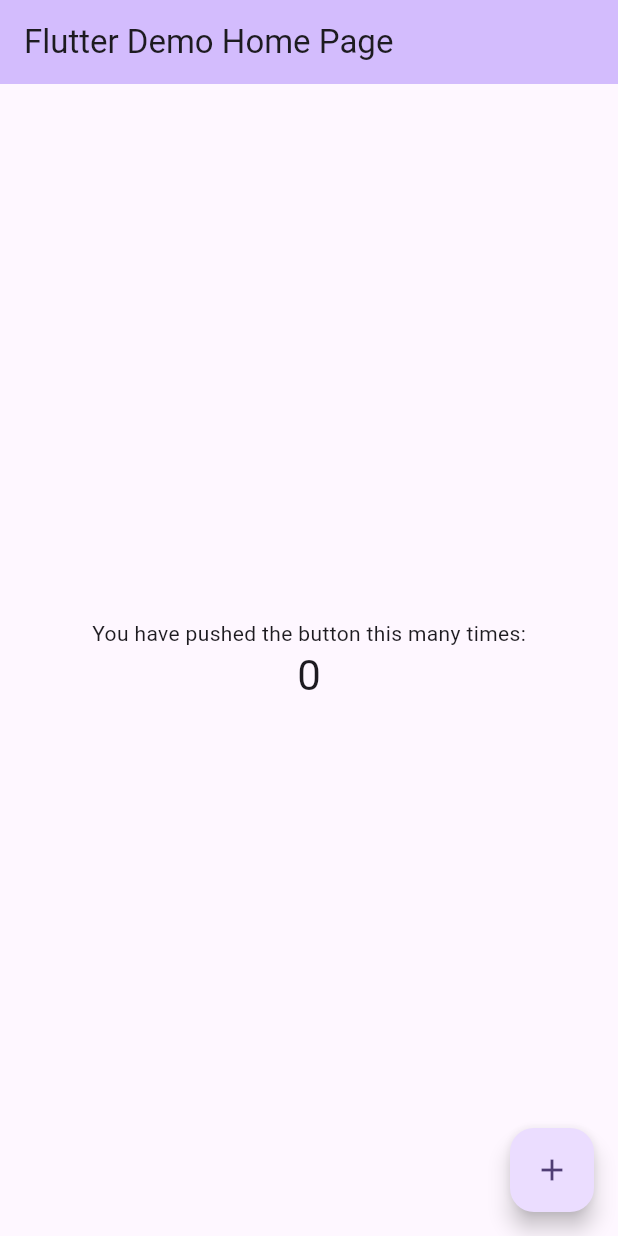
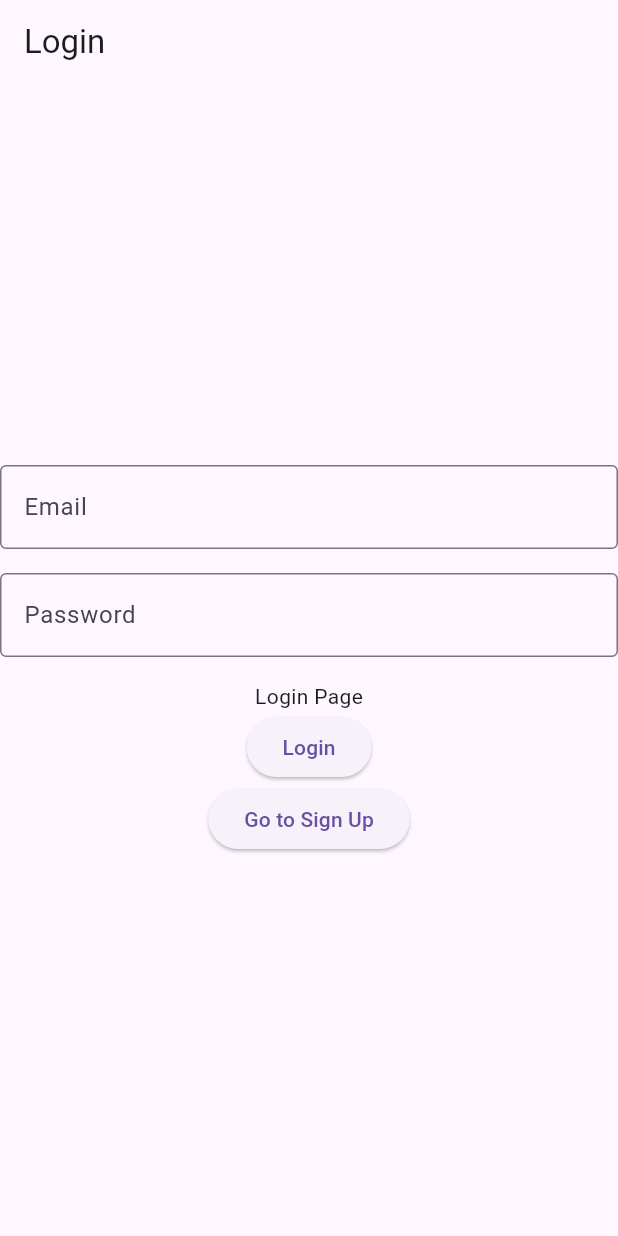
Before and after one commit to SaahRosine/Automated-nutrition-and-fitness-assistant-, a Flutter app: the screen it shows after launch, on a phone screen of 412 x 824 dp. Run offline on Flutter 3.47's test engine with Material 3 defaults, Android fonts, the phone set to English and light mode, and no system bars; our stand-ins replace flutter_secure_storage.

Commit message:
start login and sign up screens

```diff
--- /dev/null
+++ b/mobile/lib/login.dart
@@ -0,0 +1,52 @@
+import 'package:flutter/material.dart';
+import 'package:mobile/sign_up.dart';
+
+class Login extends StatelessWidget {
+  const Login({super.key});
+
+  @override
+  Widget build(BuildContext context) {
+    return Scaffold(
+      appBar: AppBar(
+        title: const Text('Login'),
+      ),
+      body: Center(
+        child: Column(
+          mainAxisAlignment: MainAxisAlignment.center,
+          children: [
+            TextFormField(
+              decoration: InputDecoration(
+                labelText: 'Email',
+                border: const OutlineInputBorder(),
+              ),
+            ),
+            const SizedBox(height: 16),
+            TextFormField(
+              decoration: InputDecoration(
+                labelText: 'Password',
+                border: const OutlineInputBorder(),
+              ),
+              obscureText: true,
+            ),
+            const SizedBox(height: 16),
+
+            const Text('Login Page'),
+            ElevatedButton(onPressed: () {},
+              child: const Text('Login')
+              ),
+
+            ElevatedButton(
+              onPressed: () {
+                Navigator.push(
+                  context,
+                  MaterialPageRoute(builder: (context) => const SignUp()),
+                );
+              },
+              child: const Text('Go to Sign Up'),
+            ),
+          ],
+        ),
+      ),
+    );
+  }
+}
--- a/mobile/lib/main.dart
+++ b/mobile/lib/main.dart
@@ -1,122 +1,33 @@
 import 'package:flutter/material.dart';
+import 'package:flutter_secure_storage/flutter_secure_storage.dart';
+import 'package:mobile/login.dart';
 
-void main() {
-  runApp(const MyApp());
+void main() async {
+  WidgetsFlutterBinding.ensureInitialized();
+
+  // Initialize secure storage
+  const storage = FlutterSecureStorage();
+
+  // Check if user is logged in by reading token
+  final token = await storage.read(key: 'auth_token');
+  final isLoggedIn = token != null && token.isNotEmpty;
+
+  runApp(MyApp(isLoggedIn: isLoggedIn));
 }
 
 class MyApp extends StatelessWidget {
-  const MyApp({super.key});
+  final bool isLoggedIn;
 
-  // This widget is the root of your application.
+  const MyApp({super.key, required this.isLoggedIn});
+
   @override
   Widget build(BuildContext context) {
     return MaterialApp(
       title: 'Flutter Demo',
       theme: ThemeData(
-        // This is the theme of your application.
-        //
-        // TRY THIS: Try running your application with "flutter run". You'll see
-        // the application has a purple toolbar. Then, without quitting the app,
-        // try changing the seedColor in the colorScheme below to Colors.green
-        // and then invoke "hot reload" (save your changes or press the "hot
-        // reload" button in a Flutter-supported IDE, or press "r" if you used
-        // the command line to start the app).
-        //
-        // Notice that the counter didn't reset back to zero; the application
-        // state is not lost during the reload. To reset the state, use hot
-        // restart instead.
-        //
-        // This works for code too, not just values: Most code changes can be
-        // tested with just a hot reload.
-        colorScheme: .fromSeed(seedColor: Colors.deepPurple),
+        primarySwatch: Colors.blue,
       ),
-      home: const MyHomePage(title: 'Flutter Demo Home Page'),
+      home: isLoggedIn ? const Login() : const Login(),
     );
   }
 }
-
-class MyHomePage extends StatefulWidget {
-  const MyHomePage({super.key, required this.title});
-
-  // This widget is the home page of your application. It is stateful, meaning
-  // that it has a State object (defined below) that contains fields that affect
-  // how it looks.
-
-  // This class is the configuration for the state. It holds the values (in this
-  // case the title) provided by the parent (in this case the App widget) and
-  // used by the build method of the State. Fields in a Widget subclass are
-  // always marked "final".
-
-  final String title;
-
-  @override
-  State<MyHomePage> createState() => _MyHomePageState();
-}
-
-class _MyHomePageState extends State<MyHomePage> {
-  int _counter = 0;
-
-  void _incrementCounter() {
-    setState(() {
-      // This call to setState tells the Flutter framework that something has
-      // changed in this State, which causes it to rerun the build method below
-      // so that the display can reflect the updated values. If we changed
-      // _counter without calling setState(), then the build method would not be
-      // called again, and so nothing would appear to happen.
-      _counter++;
-    });
-  }
-
-  @override
-  Widget build(BuildContext context) {
-    // This method is rerun every time setState is called, for instance as done
-    // by the _incrementCounter method above.
-    //
-    // The Flutter framework has been optimized to make rerunning build methods
-    // fast, so that you can just rebuild anything that needs updating rather
-    // than having to individually change instances of widgets.
-    return Scaffold(
-      appBar: AppBar(
-        // TRY THIS: Try changing the color here to a specific color (to
-        // Colors.amber, perhaps?) and trigger a hot reload to see the AppBar
-        // change color while the other colors stay the same.
-        backgroundColor: Theme.of(context).colorScheme.inversePrimary,
-        // Here we take the value from the MyHomePage object that was created by
-        // the App.build method, and use it to set our appbar title.
-        title: Text(widget.title),
-      ),
-      body: Center(
-        // Center is a layout widget. It takes a single child and positions it
-        // in the middle of the parent.
-        child: Column(
-          // Column is also a layout widget. It takes a list of children and
-          // arranges them vertically. By default, it sizes itself to fit its
-          // children horizontally, and tries to be as tall as its parent.
-          //
-          // Column has various properties to control how it sizes itself and
-          // how it positions its children. Here we use mainAxisAlignment to
-          // center the children vertically; the main axis here is the vertical
-          // axis because Columns are vertical (the cross axis would be
-          // horizontal).
-          //
-          // TRY THIS: Invoke "debug painting" (choose the "Toggle Debug Paint"
-          // action in the IDE, or press "p" in the console), to see the
-          // wireframe for each widget.
-          mainAxisAlignment: .center,
-          children: [
-            const Text('You have pushed the button this many times:'),
-            Text(
-              '$_counter',
-              style: Theme.of(context).textTheme.headlineMedium,
-            ),
-          ],
-        ),
-      ),
-      floatingActionButton: FloatingActionButton(
-        onPressed: _incrementCounter,
-        tooltip: 'Increment',
-        child: const Icon(Icons.add),
-      ),
-    );
-  }
-}
--- a/mobile/pubspec.yaml
+++ b/mobile/pubspec.yaml
@@ -34,6 +34,7 @@ dependencies:
   # The following adds the Cupertino Icons font to your application.
   # Use with the CupertinoIcons class for iOS style icons.
   cupertino_icons: ^1.0.8
+  flutter_secure_storage: ^9.0.0
 
 dev_dependencies:
   flutter_test:
```
Also changed, not shown: mobile/lib/sign_up.dart (added, +101 -0 lines), mobile/pubspec.lock, 7 other files.
